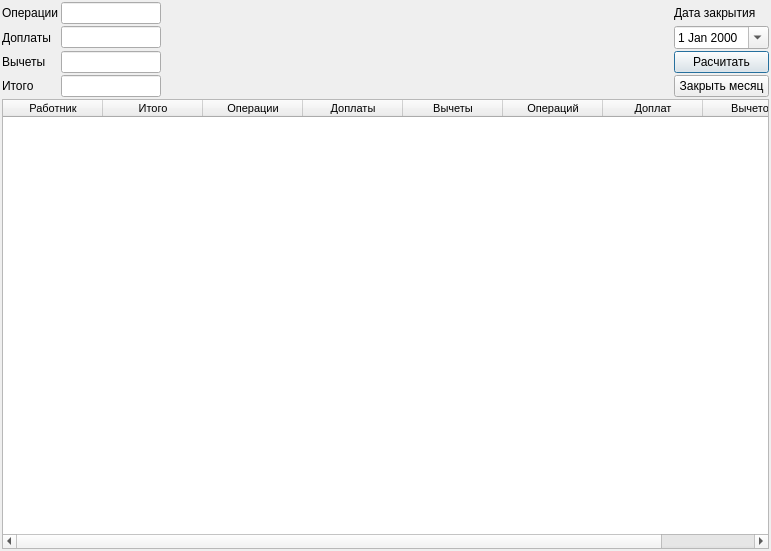
The window that ui/salary_work.ui (Meller008/CRM-Avi) describes before a commit, drawn with Qt 5.
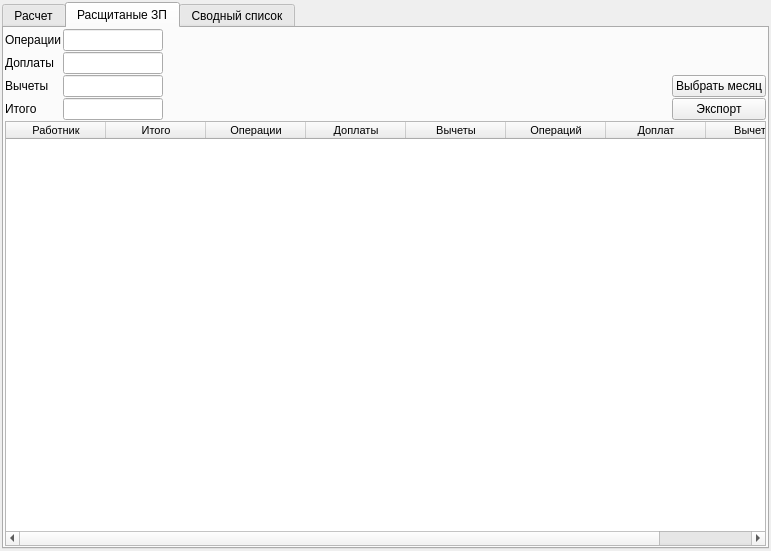
The same window after the commit. The open tabs and pages were chosen to show the change.

Diff of the .ui file:
```diff
--- a/ui/salary_work.ui
+++ b/ui/salary_work.ui
@@ -30,6 +30,31 @@
     <number>2</number>
    </property>
    <item row="0" column="0">
+    <widget class="QTabWidget" name="tabWidget">
+     <property name="currentIndex">
+      <number>0</number>
+     </property>
+     <widget class="QWidget" name="tab">
+      <attribute name="title">
+       <string>Расчет</string>
+      </attribute>
+      <layout class="QGridLayout" name="gridLayout_3">
+       <property name="leftMargin">
+        <number>1</number>
+       </property>
+       <property name="topMargin">
+        <number>1</number>
+       </property>
+       <property name="rightMargin">
+        <number>1</number>
+       </property>
+       <property name="bottomMargin">
+        <number>1</number>
+       </property>
+       <property name="spacing">
+        <number>1</number>
+       </property>
+       <item row="0" column="0">
     <layout class="QGridLayout" name="gridLayout_2" columnstretch="1,5,30,2">
      <item row="1" column="2">
       <spacer name="horizontalSpacer">
@@ -206,6 +231,300 @@
    </item>
   </layout>
  </widget>
+     <widget class="QWidget" name="tab_2">
+      <attribute name="title">
+       <string>Расщитаные ЗП</string>
+      </attribute>
+      <layout class="QGridLayout" name="gridLayout_5">
+       <property name="leftMargin">
+        <number>1</number>
+       </property>
+       <property name="topMargin">
+        <number>1</number>
+       </property>
+       <property name="rightMargin">
+        <number>1</number>
+       </property>
+       <property name="bottomMargin">
+        <number>1</number>
+       </property>
+       <property name="spacing">
+        <number>1</number>
+       </property>
+       <item row="0" column="0">
+        <layout class="QGridLayout" name="gridLayout_4" columnstretch="1,5,30,2">
+         <item row="1" column="2">
+          <spacer name="horizontalSpacer_2">
+           <property name="orientation">
+            <enum>Qt::Horizontal</enum>
+           </property>
+           <property name="sizeHint" stdset="0">
+            <size>
+             <width>40</width>
+             <height>20</height>
+            </size>
+           </property>
+          </spacer>
+         </item>
+         <item row="0" column="0">
+          <widget class="QLabel" name="label_6">
+           <property name="text">
+            <string>Операции</string>
+           </property>
+          </widget>
+         </item>
+         <item row="1" column="0">
+          <widget class="QLabel" name="label_7">
+           <property name="text">
+            <string>Доплаты</string>
+           </property>
+          </widget>
+         </item>
+         <item row="2" column="0">
+          <widget class="QLabel" name="label_8">
+           <property name="text">
+            <string>Вычеты</string>
+           </property>
+          </widget>
+         </item>
+         <item row="3" column="0">
+          <widget class="QLabel" name="label_9">
+           <property name="text">
+            <string>Итого</string>
+           </property>
+          </widget>
+         </item>
+         <item row="0" column="1">
+          <widget class="QLineEdit" name="le_all_operation_history">
+           <property name="minimumSize">
+            <size>
+             <width>100</width>
+             <height>0</height>
+            </size>
+           </property>
+           <property name="readOnly">
+            <bool>true</bool>
+           </property>
+          </widget>
+         </item>
+         <item row="2" column="1">
+          <widget class="QLineEdit" name="le_all_minus_history">
+           <property name="readOnly">
+            <bool>true</bool>
+           </property>
+          </widget>
+         </item>
+         <item row="3" column="1">
+          <widget class="QLineEdit" name="le_all_sum_history">
+           <property name="readOnly">
+            <bool>true</bool>
+           </property>
+          </widget>
+         </item>
+         <item row="1" column="1">
+          <widget class="QLineEdit" name="le_all_plus_history">
+           <property name="readOnly">
+            <bool>true</bool>
+           </property>
+          </widget>
+         </item>
+         <item row="2" column="3">
+          <widget class="QPushButton" name="pushButton_3">
+           <property name="text">
+            <string>Выбрать месяц</string>
+           </property>
+          </widget>
+         </item>
+         <item row="3" column="3">
+          <widget class="QPushButton" name="pushButton_4">
+           <property name="text">
+            <string>Экспорт</string>
+           </property>
+          </widget>
+         </item>
+        </layout>
+       </item>
+       <item row="1" column="0">
+        <widget class="QTableWidget" name="tw_main_salary_history">
+         <property name="font">
+          <font>
+           <family>Tahoma</family>
+           <pointsize>8</pointsize>
+          </font>
+         </property>
+         <property name="editTriggers">
+          <set>QAbstractItemView::NoEditTriggers</set>
+         </property>
+         <property name="alternatingRowColors">
+          <bool>true</bool>
+         </property>
+         <property name="selectionBehavior">
+          <enum>QAbstractItemView::SelectRows</enum>
+         </property>
+         <attribute name="horizontalHeaderMinimumSectionSize">
+          <number>35</number>
+         </attribute>
+         <attribute name="verticalHeaderDefaultSectionSize">
+          <number>20</number>
+         </attribute>
+         <attribute name="verticalHeaderMinimumSectionSize">
+          <number>18</number>
+         </attribute>
+         <column>
+          <property name="text">
+           <string>Работник</string>
+          </property>
+         </column>
+         <column>
+          <property name="text">
+           <string>Итого</string>
+          </property>
+         </column>
+         <column>
+          <property name="text">
+           <string>Операции</string>
+          </property>
+         </column>
+         <column>
+          <property name="text">
+           <string>Доплаты</string>
+          </property>
+         </column>
+         <column>
+          <property name="text">
+           <string>Вычеты</string>
+          </property>
+         </column>
+         <column>
+          <property name="text">
+           <string>Операций</string>
+          </property>
+         </column>
+         <column>
+          <property name="text">
+           <string>Доплат</string>
+          </property>
+         </column>
+         <column>
+          <property name="text">
+           <string>Вычетов</string>
+          </property>
+         </column>
+        </widget>
+       </item>
+      </layout>
+     </widget>
+     <widget class="QWidget" name="tab_3">
+      <attribute name="title">
+       <string>Сводный список</string>
+      </attribute>
+      <layout class="QGridLayout" name="gridLayout_6">
+       <property name="leftMargin">
+        <number>1</number>
+       </property>
+       <property name="topMargin">
+        <number>1</number>
+       </property>
+       <property name="rightMargin">
+        <number>1</number>
+       </property>
+       <property name="bottomMargin">
+        <number>1</number>
+       </property>
+       <property name="spacing">
+        <number>1</number>
+       </property>
+       <item row="0" column="0">
+        <layout class="QHBoxLayout" name="horizontalLayout">
+         <item>
+          <widget class="QLabel" name="label_10">
+           <property name="text">
+            <string>Закрытые месяца С:</string>
+           </property>
+          </widget>
+         </item>
+         <item>
+          <widget class="QDateEdit" name="de_date_many_from">
+           <property name="calendarPopup">
+            <bool>true</bool>
+           </property>
+          </widget>
+         </item>
+         <item>
+          <widget class="QLabel" name="label_11">
+           <property name="text">
+            <string>По:</string>
+           </property>
+          </widget>
+         </item>
+         <item>
+          <widget class="QDateEdit" name="de_date_many_to">
+           <property name="calendarPopup">
+            <bool>true</bool>
+           </property>
+          </widget>
+         </item>
+         <item>
+          <spacer name="horizontalSpacer_3">
+           <property name="orientation">
+            <enum>Qt::Horizontal</enum>
+           </property>
+           <property name="sizeHint" stdset="0">
+            <size>
+             <width>40</width>
+             <height>20</height>
+            </size>
+           </property>
+          </spacer>
+         </item>
+         <item>
+          <widget class="QPushButton" name="pushButton_5">
+           <property name="text">
+            <string>Показать</string>
+           </property>
+          </widget>
+         </item>
+        </layout>
+       </item>
+       <item row="1" column="0">
+        <widget class="QTableWidget" name="tw_many">
+         <property name="font">
+          <font>
+           <family>Tahoma</family>
+           <pointsize>8</pointsize>
+          </font>
+         </property>
+         <property name="editTriggers">
+          <set>QAbstractItemView::NoEditTriggers</set>
+         </property>
+         <property name="alternatingRowColors">
+          <bool>true</bool>
+         </property>
+         <property name="selectionBehavior">
+          <enum>QAbstractItemView::SelectRows</enum>
+         </property>
+         <attribute name="verticalHeaderVisible">
+          <bool>false</bool>
+         </attribute>
+         <attribute name="verticalHeaderDefaultSectionSize">
+          <number>20</number>
+         </attribute>
+         <attribute name="verticalHeaderMinimumSectionSize">
+          <number>18</number>
+         </attribute>
+         <column>
+          <property name="text">
+           <string>Имя</string>
+          </property>
+         </column>
+        </widget>
+       </item>
+      </layout>
+     </widget>
+    </widget>
+   </item>
+  </layout>
+ </widget>
  <resources/>
  <connections>
   <connection>
```
Left out of the diff: 99 changed lines with no effect on the pictures. Lines whose indentation alone changed are shown as unchanged.
